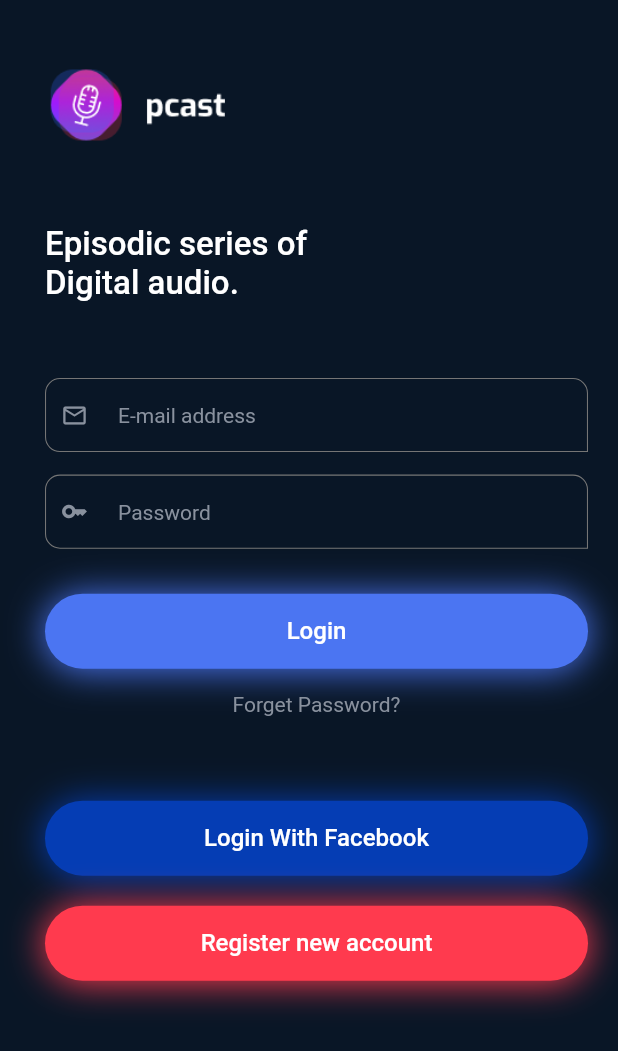
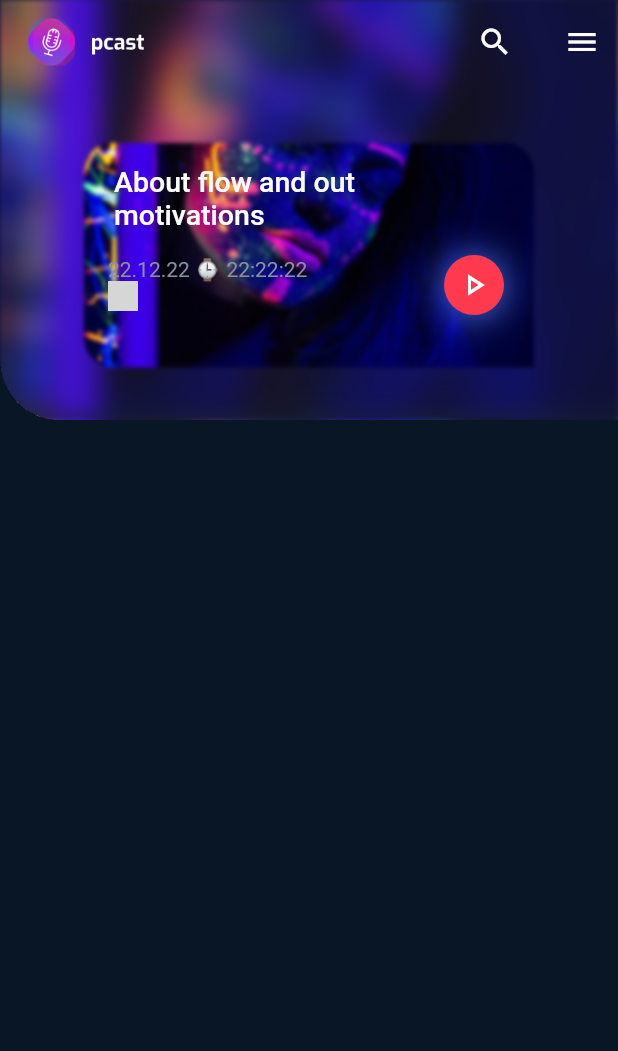
Before and after one commit to MehediHasannOvi/pcast, a Flutter app: the screen it shows after launch, on a phone screen of 412 x 824 dp. Shown: the top 1051 px of the screen. Run offline on Flutter 3.47's test engine with Material 2 defaults, Android fonts, the phone set to English and light mode, and no system bars; network calls fail; grey boxes are pictures that could not be loaded.

Commit message:
homepage and home page banner

```diff
--- /dev/null
+++ b/lib/Screen/homepage.dart
@@ -0,0 +1,55 @@
+
+
+import 'package:flutter/material.dart';
+
+import '../Widget/homepagebanner.dart';
+import '../util/Appcolor.dart';
+
+
+class HomePage extends StatelessWidget {
+  const HomePage({super.key});
+
+  @override
+  Widget build(BuildContext context) {
+    return SafeArea(
+      child: Scaffold(
+        extendBodyBehindAppBar: true,
+        appBar: AppBar(
+          elevation: 0,
+          backgroundColor: Colors.transparent,
+          title: SizedBox(
+            height: 40,
+            width: 80,
+            child: Image.asset(
+              "Assets/Logo/logo.png",
+            ),
+          ),
+          actions: [
+            IconButton(
+                onPressed: () {},
+                icon: Icon(
+                  Icons.search_outlined,
+                  color: AppColor.textColor,
+                )),
+            const SizedBox(
+              width: 10,
+            ),
+            IconButton(
+                onPressed: () {},
+                icon: Icon(
+                  Icons.menu_outlined,
+                  color: AppColor.textColor,
+                ))
+          ],
+        ),
+        body: SingleChildScrollView(
+          child: Column(
+            children: const [
+               AppBaner()
+            ],
+          ),
+        ),
+      ),
+    );
+  }
+}
--- /dev/null
+++ b/lib/Widget/homepagebanner.dart
@@ -0,0 +1,133 @@
+import 'dart:ui';
+
+import 'package:flutter/material.dart';
+import 'package:pcast/util/Appcolor.dart';
+import 'package:pcast/util/apptext.dart';
+
+class AppBaner extends StatelessWidget {
+  const AppBaner({
+    Key? key,
+  }) : super(key: key);
+
+  @override
+  Widget build(BuildContext context) {
+    return Container(
+      clipBehavior: Clip.hardEdge,
+      height: 280.00,
+      width: double.infinity,
+      decoration: const BoxDecoration(
+          image: DecorationImage(
+            image: ExactAssetImage("Assets/image/banner.jpeg"),
+            fit: BoxFit.cover,
+          ),
+          borderRadius:
+              BorderRadius.only(bottomLeft: Radius.circular(40))),
+      child: Stack(
+        fit: StackFit.expand,
+        children: [
+          Image.asset("Assets/image/banner.jpeg", fit: BoxFit.cover),
+          ClipRRect(
+            borderRadius: const BorderRadius.only(
+                bottomLeft: Radius.circular(40)),
+            // Clip it cleanly.
+            child: BackdropFilter(
+              filter: ImageFilter.blur(sigmaX: 10, sigmaY: 10),
+              child: Container(
+                color: Colors.grey.withOpacity(0.1),
+                alignment: Alignment.bottomCenter,
+                child: Container(
+                  margin: const EdgeInsets.only(bottom: 35),
+                  height: 150.00,
+                  width: 300,
+                  decoration: const BoxDecoration(
+                      // color: Colors.black12,
+                      image: DecorationImage(
+                          image:
+                              AssetImage("Assets/image/banner.jpeg"),
+                          fit: BoxFit.cover),
+                      borderRadius: BorderRadius.only(
+                          topLeft: Radius.circular(20),
+                          topRight: Radius.circular(20),
+                          bottomLeft: Radius.circular(20))),
+                  child: BackdropFilter(
+                    filter: ImageFilter.blur(
+                        sigmaX: 1.5,
+                        sigmaY: 1.5,
+                        tileMode: TileMode.repeated),
+                    child: Column(
+                      children: [
+                        Container(
+                          padding: const EdgeInsets.only(
+                              top: 15, left: 20),
+                          alignment: Alignment.topLeft,
+                          child: const AppText(
+                              text:
+                                  "About flow and out \nmotivations",
+                              fontWeight: FontWeight.w500,
+                              fontsize: 19,
+                              colors: Color(0xFFFFFFFF)),
+                        ),
+                        Row(
+                          mainAxisAlignment:
+                              MainAxisAlignment.spaceEvenly,
+                          children: [
+                            Expanded(
+                              child: ListTile(
+                                title: AppText(
+                                    text: "22.12.22 ⌚ 22:22:22 ",
+                                    fontWeight: FontWeight.normal,
+                                    fontsize: 14,
+                                    colors: AppColor.subTextColor),
+                                subtitle: Row(
+                                  children: [
+                                    Container(
+                                      height: 20,
+                                      width: 20,
+                                      decoration: BoxDecoration(
+                                          borderRadius:
+                                              BorderRadius.circular(
+                                                  50),
+                                          image: const DecorationImage(
+                                              image: NetworkImage(
+                                                  "https://media.istockphoto.com/id/1212960962/photo/young-handsome-man-with-beard-wearing-casual-sweater-and-glasses-over-blue-background.jpg?s=612x612&w=0&k=20&c=OROMM-bo6YlzmnsAfQZDyFfYAskJUHcDKE0XDNfKUwM="),
+                                              fit: BoxFit.cover)),
+                                    ),
+                                  ],
+                                ),
+                              ),
+                            ),
+                            Container(
+                              height: 40,
+                              width: 40,
+                              margin: const EdgeInsets.only(right: 20),
+                              decoration: BoxDecoration(
+                                  borderRadius:
+                                      BorderRadius.circular(50),
+                                  boxShadow: [
+                                    BoxShadow(
+                                      color: AppColor.buttonColorBlue,
+                                      offset: const Offset(0, 1),
+                                      blurRadius: 20,
+                                      spreadRadius: 0.5,
+                                    ),
+                                  ],
+                                  color: AppColor.buttonColorRed),
+                              child: const Icon(
+                                Icons.play_arrow_outlined,
+                                color: Colors.white,
+                              ),
+                            )
+                          ],
+                        )
+                      ],
+                    ),
+                  ),
+                ),
+              ),
+            ),
+          ),
+        ],
+      ),
+    );
+  }
+}
--- a/lib/main.dart
+++ b/lib/main.dart
@@ -1,7 +1,7 @@
 import 'package:flutter/material.dart';
+import 'package:pcast/Screen/homepage.dart';
 import 'package:pcast/util/Appcolor.dart';
 
-import 'Screen/login_screen.dart';
 
 void main() {
   runApp(const MyApp());
@@ -19,7 +19,7 @@ class MyApp extends StatelessWidget {
         scaffoldBackgroundColor: AppColor.backgroundColor,
         backgroundColor: AppColor.backgroundColor,
       ),
-      home: const LoginScreen(),
+      home: const HomePage(),
     );
   }
 }
```
Also changed, not shown: Assets/image/banner.jpeg (added).
